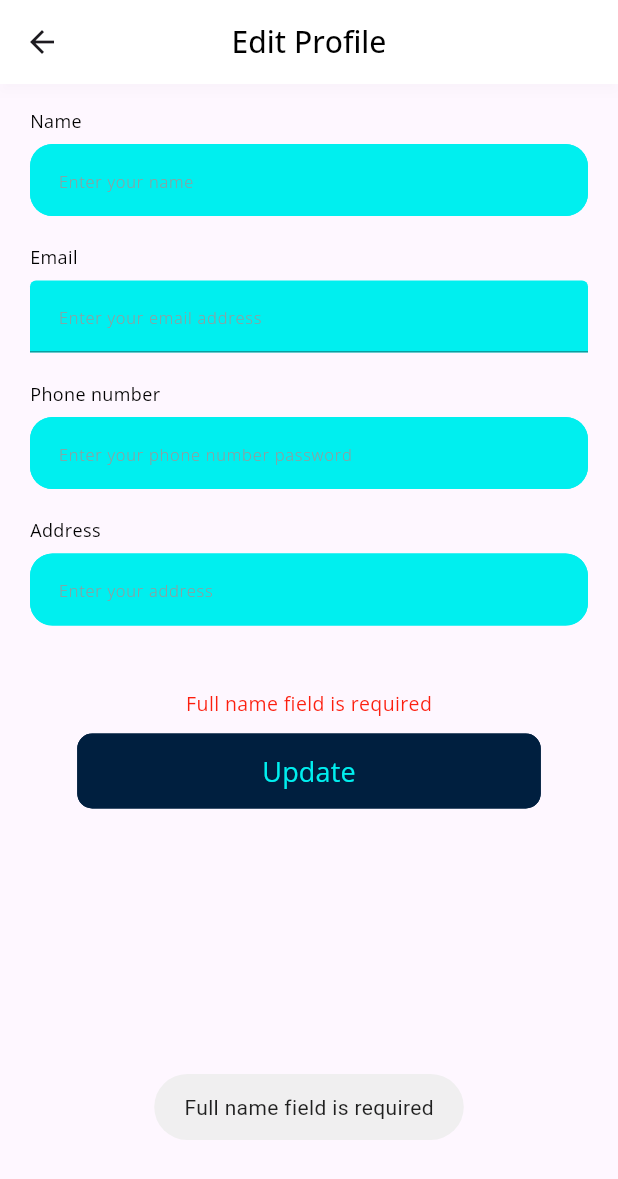
After one commit to BizTidyTech/biztech_mobile_app, a Flutter app: the EditProfileView screen opened directly, after a tap on "Update", on a phone screen of 412 x 824 dp. The commit adds this screen. Shown: the top 1179 px of the screen. Run offline on Flutter 3.47's test engine with Material 3 defaults, Android fonts, the phone set to English and light mode, and no system bars; our stand-ins replace cached_network_image, cloud_firestore, entry, firebase_auth, firebase_core, fluttertoast and 9 more; missing offline and left inert: animate_gradient, cloudinary_public, cupertino_will_pop_scope, email_otp, flutter_paypal, omni_datetime_picker and 2 more; accounts and stored records are empty.

Commit message:
Update profile screen done

```diff
--- a/lib/ui/features_user/profile/profile_controller/profile_controller.dart
+++ b/lib/ui/features_user/profile/profile_controller/profile_controller.dart
@@ -22,6 +22,7 @@ class ProfileController extends GetxController {
   TextEditingController fullnameController = TextEditingController();
   TextEditingController phoneController = TextEditingController();
   TextEditingController addressController = TextEditingController();
+  TextEditingController emailController = TextEditingController();
 
   clearVals() {
     fullnameController.clear();
@@ -43,12 +44,15 @@ class ProfileController extends GetxController {
     if (fullnameController.text.trim().isEmpty == true) {
       errMessage = "Full name field is required";
       Fluttertoast.showToast(msg: "Full name field is required");
+      update();
     } else {
+      errMessage = '';
       await updateProfileData();
     }
   }
 
   updateProfileData() async {
+    errMessage = '';
     startLoading();
     try {
       final updatedUserProfile = myProfileData!.copyWith(
@@ -91,27 +95,6 @@ class ProfileController extends GetxController {
     }
   }
 
-/*
-  Future<String?> uploadProfilePhoto(File selectedImagefile) async {
-    startLoading();
-    try {
-      /// Upload image to cloud storage
-      final firebaseStorage = FirebaseStorage.instance;
-      var file = File(selectedImagefile.path);
-      var snapshot = await firebaseStorage
-          .ref()
-          .child('tidytech/profile_images/${myProfileData?.userId}')
-          .putFile(file);
-
-      var downloadUrl = await snapshot.ref.getDownloadURL();
-      return downloadUrl;
-    } catch (e) {
-      logger.e("Error uploading image: ${e.toString()}");
-    }
-    stopLoading();
-    return null;
-  }
-*/
   Future<String?> uploadProfilePhoto(File selectedImagefile) async {
     startLoading();
     try {
--- /dev/null
+++ b/lib/ui/features_user/profile/profile_views/edit_profile_view.dart
@@ -0,0 +1,117 @@
+// ignore_for_file: must_be_immutable
+
+import 'package:flutter/material.dart';
+import 'package:flutter/services.dart';
+import 'package:get/get.dart';
+import 'package:tidytech/ui/features_user/profile/profile_controller/profile_controller.dart';
+import 'package:tidytech/ui/features_user/profile/profile_views/widgets/profile_input_widget.dart';
+import 'package:tidytech/ui/shared/custom_button.dart';
+import 'package:tidytech/ui/shared/loading_widget.dart';
+import 'package:tidytech/ui/shared/spacer.dart';
+import 'package:tidytech/utils/app_constants/app_colors.dart';
+import 'package:tidytech/utils/app_constants/app_strings.dart';
+import 'package:tidytech/utils/app_constants/app_styles.dart';
+import 'package:tidytech/utils/extension_and_methods/string_cap_extensions.dart';
+
+class EditProfileView extends StatefulWidget {
+  const EditProfileView({super.key});
+
+  @override
+  State<EditProfileView> createState() => _EditProfileViewState();
+}
+
+class _EditProfileViewState extends State<EditProfileView> {
+  final controller = Get.put(ProfileController());
+
+  @override
+  void initState() {
+    super.initState();
+    controller.emailController =
+        TextEditingController(text: controller.myProfileData?.email);
+    controller.fullnameController =
+        TextEditingController(text: controller.myProfileData?.name);
+    controller.phoneController =
+        TextEditingController(text: controller.myProfileData?.phoneNumber);
+    controller.addressController =
+        TextEditingController(text: controller.myProfileData?.address);
+  }
+
+  @override
+  Widget build(BuildContext context) {
+    return GetBuilder<ProfileController>(
+        init: ProfileController(),
+        builder: (_) {
+          return GestureDetector(
+            onTap: () =>
+                SystemChannels.textInput.invokeMethod('TextInput.hide'),
+            child: Scaffold(
+              appBar: AppBar(
+                elevation: 3,
+                centerTitle: true,
+                shadowColor: AppColors.lightGray,
+                surfaceTintColor: AppColors.plainWhite,
+                backgroundColor: AppColors.plainWhite,
+                title: Text(
+                  AppStrings.editProfile,
+                  style: AppStyles.normalStringStyle(20, AppColors.fullBlack),
+                ),
+              ),
+              body: SingleChildScrollView(
+                padding: const EdgeInsets.symmetric(horizontal: 20),
+                child: Column(
+                  crossAxisAlignment: CrossAxisAlignment.center,
+                  children: [
+                    verticalSpacer(10),
+                    profileInputWidget(
+                      titleText: AppStrings.fullName.toSentenceCase,
+                      textEditingController: controller.fullnameController,
+                      hintText: 'Enter your name',
+                    ),
+                    profileInputWidget(
+                      titleText: AppStrings.email,
+                      textEditingController: controller.emailController,
+                      hintText: 'Enter your email address',
+                      keyboardType: TextInputType.emailAddress,
+                      enabled: false,
+                    ),
+                    profileInputWidget(
+                      titleText: "Phone number",
+                      textEditingController: controller.phoneController,
+                      hintText: 'Enter your phone number password',
+                    ),
+                    profileInputWidget(
+                      titleText: "Address",
+                      textEditingController: controller.addressController,
+                      hintText: 'Enter your address',
+                      textInputAction: TextInputAction.done,
+                    ),
+                    verticalSpacer(30),
+                    Center(
+                      child: Text(
+                        controller.errMessage,
+                        style: AppStyles.subStringStyle(
+                          13,
+                          AppColors.coolRed,
+                        ),
+                      ),
+                    ),
+                    verticalSpacer(10),
+                    controller.showLoading == true
+                        ? loadingWidget()
+                        : CustomButton(
+                            buttonText: AppStrings.update,
+                            onPressed: () {
+                              SystemChannels.textInput
+                                  .invokeMethod('TextInput.hide');
+                              controller.attemptToUpdateProfileData();
+                            },
+                          ),
+                    verticalSpacer(12),
+                  ],
+                ),
+              ),
+            ),
+          );
+        });
+  }
+}
--- a/lib/ui/features_user/profile/profile_views/profile_views.dart
+++ b/lib/ui/features_user/profile/profile_views/profile_views.dart
@@ -11,6 +11,7 @@ import 'package:tidytech/ui/features_user/auth/auth_model/user_data_model.dart';
 import 'package:tidytech/ui/features_user/nav_bar/data/page_index_class.dart';
 import 'package:tidytech/ui/features_user/nav_bar/views/custom_navbar.dart';
 import 'package:tidytech/ui/features_user/profile/profile_controller/profile_controller.dart';
+import 'package:tidytech/ui/features_user/profile/profile_views/edit_profile_view.dart';
 import 'package:tidytech/ui/shared/spacer.dart';
 import 'package:tidytech/utils/app_constants/app_colors.dart';
 import 'package:tidytech/utils/app_constants/app_strings.dart';
@@ -76,20 +77,40 @@ class _ProfileViewState extends State<ProfileView> {
                       _profileOptionsCard(
                         leadingIcon: IconsaxPlusLinear.user,
                         titleText: 'Personal  Details',
+                        onPressed: () {
+                          logger.i("Pressed Personal Details");
+                          Navigator.push(
+                            context,
+                            MaterialPageRoute(
+                              builder: (context) {
+                                return EditProfileView();
+                              },
+                            ),
+                          );
+                        },
                       ),
                       _profileOptionsCard(
                         leadingIcon: CupertinoIcons.question_circle,
                         titleText: 'Help Center',
+                        onPressed: () {
+                          logger.i("Pressed Help Center");
+                        },
                       ),
                       _profileOptionsCard(
                         leadingIcon: IconsaxPlusLinear.info_circle,
                         titleText: 'About',
+                        onPressed: () {
+                          logger.i("Pressed About");
+                        },
                       ),
                       _profileOptionsCard(
                         leadingIcon: IconsaxPlusLinear.logout_1,
                         titleText: 'Logout',
                         color: AppColors.coolRed,
                         showTrailingIcon: false,
+                        onPressed: () {
+                          logger.w("Pressed Logout");
+                        },
                       ),
                     ],
                   ),
@@ -193,8 +214,11 @@ class _ProfileViewState extends State<ProfileView> {
     bool? showTrailingIcon,
     required String titleText,
     Color? color,
+    required final void Function()? onPressed,
   }) {
-    return Container(
+    return InkWell(
+      onTap: onPressed,
+      child: Container(
         height: 70,
         width: screenWidth(context),
         padding: const EdgeInsets.symmetric(vertical: 10),
@@ -228,6 +252,7 @@ class _ProfileViewState extends State<ProfileView> {
             verticalSpacer(10),
             const Divider(height: 2, thickness: 2)
           ],
+        ),
       ),
     );
   }
--- /dev/null
+++ b/lib/ui/features_user/profile/profile_views/widgets/profile_input_widget.dart
@@ -0,0 +1,44 @@
+import 'package:flutter/cupertino.dart';
+import 'package:flutter/material.dart';
+import 'package:tidytech/ui/shared/custom_textfield_.dart';
+import 'package:tidytech/utils/app_constants/app_colors.dart';
+import 'package:tidytech/utils/app_constants/app_styles.dart';
+
+Widget profileInputWidget({
+  required String titleText,
+  required TextEditingController textEditingController,
+  required String hintText,
+  TextInputAction? textInputAction = TextInputAction.next,
+  TextInputType? keyboardType,
+  bool? enabled,
+  int? maxLines,
+  int? minLines,
+}) {
+  return Container(
+    margin: const EdgeInsets.symmetric(vertical: 6),
+    height: 79,
+    child: Column(
+      mainAxisAlignment: MainAxisAlignment.spaceBetween,
+      crossAxisAlignment: CrossAxisAlignment.start,
+      children: [
+        Text(
+          titleText,
+          style: AppStyles.subStringStyle(
+            12,
+            AppColors.fullBlack,
+          ),
+        ),
+        CustomTextfield(
+          textEditingController: textEditingController,
+          hintText: hintText,
+          textInputAction: textInputAction ?? TextInputAction.next,
+          keyboardType: keyboardType,
+          minLines: minLines,
+          maxLines: maxLines,
+          enabled: enabled ?? true,
+          fillColor: AppColors.kPrimaryColor,
+        ),
+      ],
+    ),
+  );
+}
--- a/lib/ui/shared/custom_textfield_.dart
+++ b/lib/ui/shared/custom_textfield_.dart
@@ -111,6 +111,7 @@ class _CustomTextfieldState extends State<CustomTextfield> {
           hintText: widget.hintText,
           fillColor: widget.fillColor ?? AppColors.plainWhite,
           filled: true,
+          enabled: widget.enabled ?? true,
           suffixIcon: widget.suffixIcon,
           contentPadding: const EdgeInsets.fromLTRB(15, 0, 15, 0),
           enabledBorder: OutlineInputBorder(
--- a/lib/utils/app_constants/app_strings.dart
+++ b/lib/utils/app_constants/app_strings.dart
@@ -32,6 +32,7 @@ class AppStrings {
   static String notifications = 'Notifications';
   static String appointments = 'Appointments';
   static String profile = 'Profile';
+  static String editProfile = 'Edit Profile';
   static String fullName = 'Name';
   static String adminIdText = 'Admin ID';
   static String email = 'Email';
```
Lines whose indentation alone changed are shown as unchanged.
